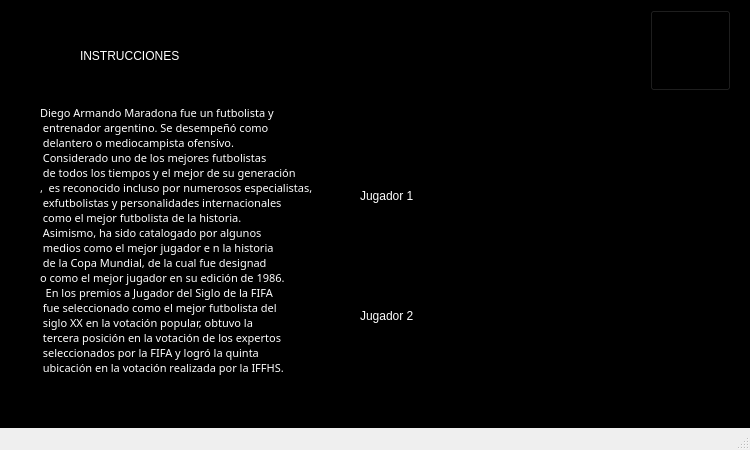
javierjose1224/Proyecto_final, file settingswindow.ui: the form before one commit.
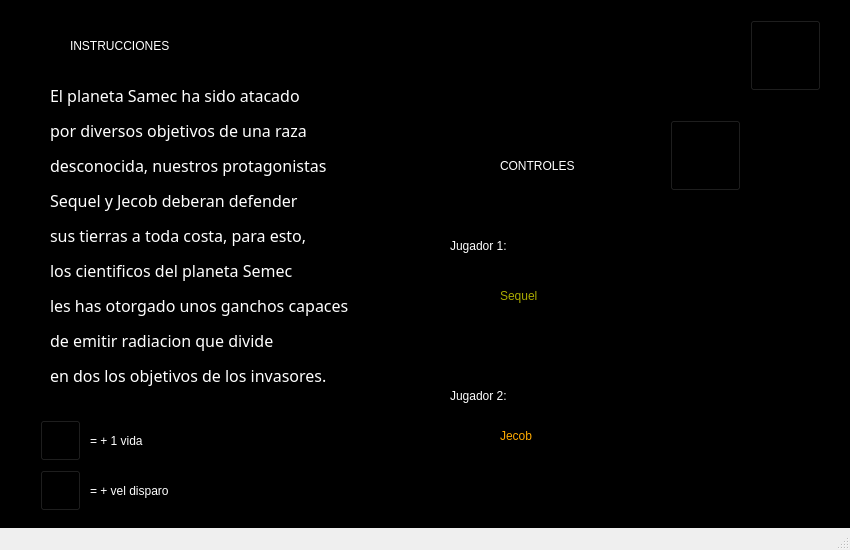
The form after the commit. Icons and pictures are not drawn.

```diff
--- a/settingswindow.ui
+++ b/settingswindow.ui
@@ -6,8 +6,8 @@
    <rect>
     <x>0</x>
     <y>0</y>
-    <width>750</width>
-    <height>450</height>
+    <width>850</width>
+    <height>550</height>
    </rect>
   </property>
   <property name="windowTitle">
@@ -19,8 +19,8 @@
      <rect>
       <x>0</x>
       <y>0</y>
-      <width>750</width>
-      <height>450</height>
+      <width>850</width>
+      <height>550</height>
      </rect>
     </property>
     <property name="styleSheet">
@@ -35,10 +35,10 @@
     <widget class="QPushButton" name="pushButton">
      <property name="geometry">
       <rect>
-       <x>650</x>
-       <y>10</y>
-       <width>81</width>
-       <height>81</height>
+       <x>750</x>
+       <y>20</y>
+       <width>71</width>
+       <height>71</height>
       </rect>
      </property>
      <property name="styleSheet">
@@ -51,10 +51,10 @@
     <widget class="QLabel" name="label">
      <property name="geometry">
       <rect>
-       <x>480</x>
-       <y>120</y>
-       <width>271</width>
-       <height>251</height>
+       <x>580</x>
+       <y>220</y>
+       <width>291</width>
+       <height>261</height>
       </rect>
      </property>
      <property name="styleSheet">
@@ -67,9 +67,9 @@
     <widget class="QLabel" name="label_2">
      <property name="geometry">
       <rect>
-       <x>360</x>
-       <y>170</y>
-       <width>111</width>
+       <x>450</x>
+       <y>220</y>
+       <width>131</width>
        <height>51</height>
       </rect>
      </property>
@@ -78,15 +78,15 @@
 color: rgb(255, 255, 255);</string>
      </property>
      <property name="text">
-      <string>Jugador 1</string>
+      <string>Jugador 1:</string>
      </property>
     </widget>
     <widget class="QLabel" name="label_3">
      <property name="geometry">
       <rect>
-       <x>360</x>
-       <y>290</y>
-       <width>111</width>
+       <x>450</x>
+       <y>370</y>
+       <width>131</width>
        <height>51</height>
       </rect>
      </property>
@@ -95,15 +95,15 @@
 color: rgb(255, 255, 255);</string>
      </property>
      <property name="text">
-      <string>Jugador 2</string>
+      <string>Jugador 2:</string>
      </property>
     </widget>
     <widget class="QLabel" name="label_4">
      <property name="geometry">
       <rect>
-       <x>80</x>
-       <y>30</y>
-       <width>191</width>
+       <x>70</x>
+       <y>20</y>
+       <width>251</width>
        <height>51</height>
       </rect>
      </property>
@@ -118,10 +118,10 @@
     <widget class="QLabel" name="label_5">
      <property name="geometry">
       <rect>
-       <x>40</x>
+       <x>50</x>
        <y>70</y>
-       <width>311</width>
-       <height>341</height>
+       <width>321</width>
+       <height>331</height>
       </rect>
      </property>
      <property name="font">
@@ -141,24 +141,172 @@
 color: rgb(255, 255, 255);</string>
      </property>
      <property name="text">
-      <string>Diego Armando Maradona fue un futbolista y
- entrenador argentino. Se desempeñó como
- delantero o mediocampista ofensivo.
- Considerado uno de los mejores futbolistas
- de todos los tiempos y el mejor de su generación
-,  es reconocido incluso por numerosos especialistas,
- exfutbolistas y personalidades internacionales
- como el mejor futbolista de la historia.
- Asimismo, ha sido catalogado por algunos
- medios como el mejor jugador e n la historia
- de la Copa Mundial, de la cual fue designad
-o como el mejor jugador en su edición de 1986.
-  En los premios a Jugador del Siglo de la FIFA
- fue seleccionado como el mejor futbolista del
- siglo XX en la votación popular, obtuvo la
- tercera posición en la votación de los expertos
- seleccionados por la FIFA y logró la quinta
- ubicación en la votación realizada por la IFFHS.</string>
+      <string>&lt;html&gt;&lt;head/&gt;&lt;body&gt;&lt;p&gt;&lt;span style=&quot; font-size:12pt;&quot;&gt;El planeta Samec ha sido atacado&lt;/span&gt;&lt;/p&gt;&lt;p&gt;&lt;span style=&quot; font-size:12pt;&quot;&gt;por diversos objetivos de una raza&lt;/span&gt;&lt;/p&gt;&lt;p&gt;&lt;span style=&quot; font-size:12pt;&quot;&gt;desconocida, nuestros protagonistas&lt;/span&gt;&lt;/p&gt;&lt;p&gt;&lt;span style=&quot; font-size:12pt;&quot;&gt;Sequel y Jecob deberan defender&lt;/span&gt;&lt;/p&gt;&lt;p&gt;&lt;span style=&quot; font-size:12pt;&quot;&gt;sus tierras a toda costa, para esto,&lt;/span&gt;&lt;/p&gt;&lt;p&gt;&lt;span style=&quot; font-size:12pt;&quot;&gt;los cientificos del planeta Semec&lt;/span&gt;&lt;/p&gt;&lt;p&gt;&lt;span style=&quot; font-size:12pt;&quot;&gt;les has otorgado unos ganchos capaces&lt;/span&gt;&lt;/p&gt;&lt;p&gt;&lt;span style=&quot; font-size:12pt;&quot;&gt;de emitir radiacion que divide&lt;/span&gt;&lt;/p&gt;&lt;p&gt;&lt;span style=&quot; font-size:12pt;&quot;&gt;en dos los objetivos de los invasores.&lt;/span&gt;&lt;/p&gt;&lt;/body&gt;&lt;/html&gt;</string>
+     </property>
+    </widget>
+    <widget class="QLabel" name="label_6">
+     <property name="geometry">
+      <rect>
+       <x>460</x>
+       <y>280</y>
+       <width>31</width>
+       <height>31</height>
+      </rect>
+     </property>
+     <property name="styleSheet">
+      <string notr="true">border-image: url(:/Imagenes/player1.png);</string>
+     </property>
+     <property name="text">
+      <string/>
+     </property>
+    </widget>
+    <widget class="QLabel" name="label_7">
+     <property name="geometry">
+      <rect>
+       <x>500</x>
+       <y>270</y>
+       <width>71</width>
+       <height>51</height>
+      </rect>
+     </property>
+     <property name="styleSheet">
+      <string notr="true">font: 75 16pt &quot;Segoe Script&quot;;
+color:rgb(170, 170, 0)</string>
+     </property>
+     <property name="text">
+      <string>Sequel</string>
+     </property>
+    </widget>
+    <widget class="QLabel" name="label_8">
+     <property name="geometry">
+      <rect>
+       <x>460</x>
+       <y>420</y>
+       <width>31</width>
+       <height>31</height>
+      </rect>
+     </property>
+     <property name="styleSheet">
+      <string notr="true">border-image: url(:/Imagenes/player2.png);</string>
+     </property>
+     <property name="text">
+      <string/>
+     </property>
+    </widget>
+    <widget class="QLabel" name="label_9">
+     <property name="geometry">
+      <rect>
+       <x>500</x>
+       <y>410</y>
+       <width>71</width>
+       <height>51</height>
+      </rect>
+     </property>
+     <property name="styleSheet">
+      <string notr="true">font: 75 16pt &quot;Segoe Script&quot;;
+color: rgb(255, 170, 0)</string>
+     </property>
+     <property name="text">
+      <string>Jecob</string>
+     </property>
+    </widget>
+    <widget class="QLabel" name="label_10">
+     <property name="geometry">
+      <rect>
+       <x>500</x>
+       <y>140</y>
+       <width>151</width>
+       <height>51</height>
+      </rect>
+     </property>
+     <property name="styleSheet">
+      <string notr="true">font: 75 16pt &quot;Segoe Script&quot;;
+color: rgb(255, 255, 255);</string>
+     </property>
+     <property name="text">
+      <string>CONTROLES</string>
+     </property>
+    </widget>
+    <widget class="QPushButton" name="pushButton_2">
+     <property name="geometry">
+      <rect>
+       <x>670</x>
+       <y>120</y>
+       <width>71</width>
+       <height>71</height>
+      </rect>
+     </property>
+     <property name="styleSheet">
+      <string notr="true">border-image: url(:/Imagenes/control icon.png);</string>
+     </property>
+     <property name="text">
+      <string/>
+     </property>
+    </widget>
+    <widget class="QPushButton" name="pushButton_3">
+     <property name="geometry">
+      <rect>
+       <x>40</x>
+       <y>420</y>
+       <width>41</width>
+       <height>41</height>
+      </rect>
+     </property>
+     <property name="styleSheet">
+      <string notr="true">border-image: url(:/Imagenes/vida++.png);</string>
+     </property>
+     <property name="text">
+      <string/>
+     </property>
+    </widget>
+    <widget class="QLabel" name="label_11">
+     <property name="geometry">
+      <rect>
+       <x>90</x>
+       <y>420</y>
+       <width>131</width>
+       <height>41</height>
+      </rect>
+     </property>
+     <property name="styleSheet">
+      <string notr="true">font: 75 16pt &quot;Segoe Script&quot;;
+color: rgb(255, 255, 255);</string>
+     </property>
+     <property name="text">
+      <string>= + 1 vida</string>
+     </property>
+    </widget>
+    <widget class="QPushButton" name="pushButton_4">
+     <property name="geometry">
+      <rect>
+       <x>40</x>
+       <y>470</y>
+       <width>41</width>
+       <height>41</height>
+      </rect>
+     </property>
+     <property name="styleSheet">
+      <string notr="true">border-image: url(:/Imagenes/potenciador.png);</string>
+     </property>
+     <property name="text">
+      <string/>
+     </property>
+    </widget>
+    <widget class="QLabel" name="label_12">
+     <property name="geometry">
+      <rect>
+       <x>90</x>
+       <y>470</y>
+       <width>181</width>
+       <height>41</height>
+      </rect>
+     </property>
+     <property name="styleSheet">
+      <string notr="true">font: 75 16pt &quot;Segoe Script&quot;;
+color: rgb(255, 255, 255);</string>
+     </property>
+     <property name="text">
+      <string>= + vel disparo</string>
      </property>
     </widget>
    </widget>
```
Left out of the diff: 4 changed lines with no effect on the pictures.
